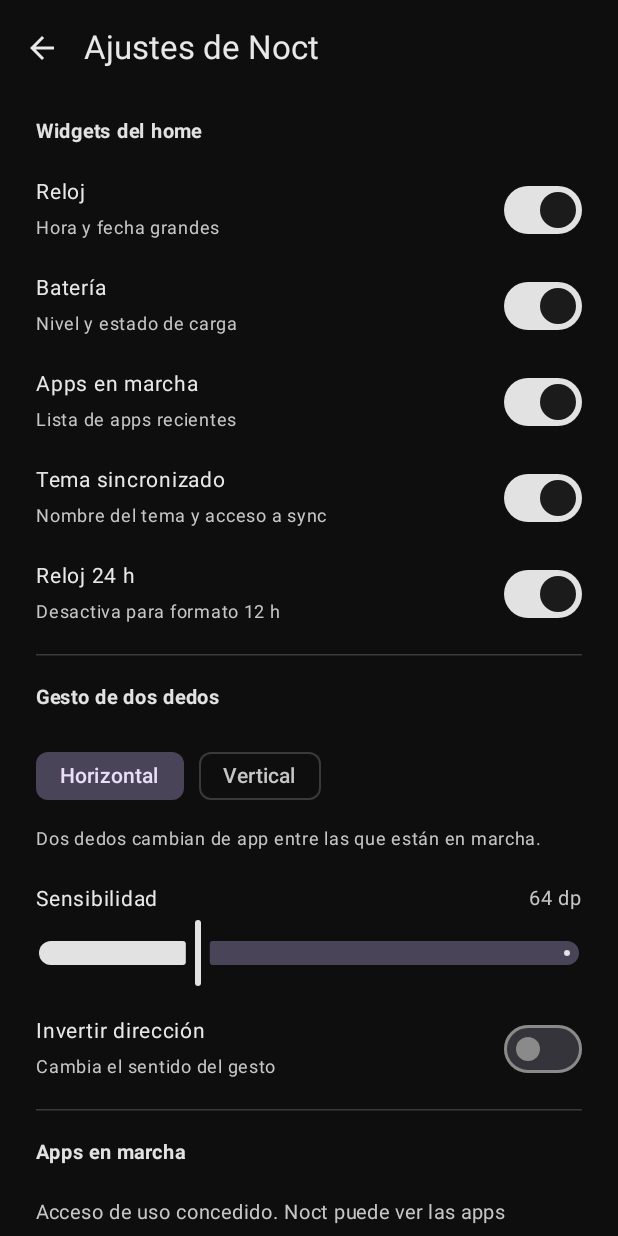
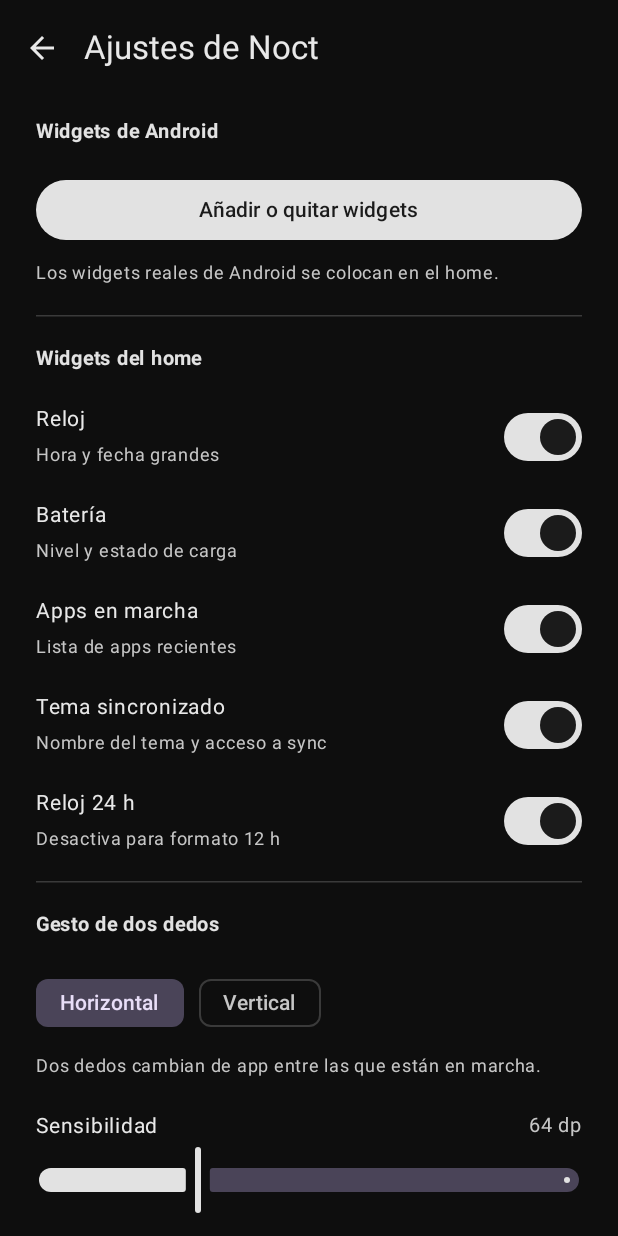
Before and after one commit to christiandavidfs/noct, an Android app built with Jetpack Compose: the MainActivity screen opened directly, with no data from a screen before it, after a tap on an icon or button, on a phone screen of 412 x 824 dp. Run offline under Robolectric (Android 15) with nearby library versions, the phone set to English and light mode, and no system bars; pictures from the network do not load.

Commit message:
android: widgets reales y gesto desde el borde
- AppWidgetHost con selector, configuración, persistencia y borrado
- widgets de Android se renderizan en el home bajo el reloj
- home con scroll y widgets sin iconos
- dos dedos solo desde el borde por defecto, configurable
- ajustes de ancho de borde y toggles de widgets
- recents refrescados al volver del gesto

```diff
--- a/android/app/src/main/java/dev/noct/launcher/LauncherScreen.kt
+++ b/android/app/src/main/java/dev/noct/launcher/LauncherScreen.kt
@@ -1,5 +1,6 @@
 package dev.noct.launcher
 
+import android.appwidget.AppWidgetHost
 import android.content.BroadcastReceiver
 import android.content.Context
 import android.content.Intent
@@ -15,6 +16,7 @@ import androidx.compose.foundation.gestures.awaitFirstDown
 import androidx.compose.foundation.layout.Arrangement
 import androidx.compose.foundation.layout.Box
 import androidx.compose.foundation.layout.Column
+import androidx.compose.foundation.layout.PaddingValues
 import androidx.compose.foundation.layout.Row
 import androidx.compose.foundation.layout.Spacer
 import androidx.compose.foundation.layout.fillMaxSize
@@ -22,10 +24,10 @@ import androidx.compose.foundation.layout.fillMaxWidth
 import androidx.compose.foundation.layout.height
 import androidx.compose.foundation.layout.navigationBarsPadding
 import androidx.compose.foundation.layout.padding
-import androidx.compose.foundation.layout.size
 import androidx.compose.foundation.layout.statusBarsPadding
 import androidx.compose.foundation.layout.width
-import androidx.compose.foundation.layout.widthIn
+import androidx.compose.foundation.lazy.LazyColumn
+import androidx.compose.foundation.lazy.items
 import androidx.compose.foundation.shape.CircleShape
 import androidx.compose.foundation.shape.RoundedCornerShape
 import androidx.compose.material3.MaterialTheme
@@ -43,9 +45,7 @@ import androidx.compose.runtime.setValue
 import androidx.compose.ui.Alignment
 import androidx.compose.ui.Modifier
 import androidx.compose.ui.draw.clip
-import androidx.compose.ui.geometry.Offset
 import androidx.compose.ui.graphics.Brush
-import androidx.compose.ui.graphics.Color
 import androidx.compose.ui.input.pointer.PointerEventPass
 import androidx.compose.ui.input.pointer.pointerInput
 import androidx.compose.ui.input.pointer.positionChange
@@ -55,10 +55,8 @@ import androidx.compose.ui.text.font.FontWeight
 import androidx.compose.ui.unit.dp
 import androidx.compose.ui.unit.sp
 import androidx.core.content.ContextCompat
-import kotlinx.coroutines.Dispatchers
 import kotlinx.coroutines.delay
 import kotlinx.coroutines.launch
-import kotlinx.coroutines.withContext
 import java.time.LocalDateTime
 import java.time.format.DateTimeFormatter
 import java.util.Locale
@@ -72,6 +70,8 @@ fun HomeScreen(
     recents: List<AppEntry>,
     hasUsageAccess: Boolean,
     themeName: String?,
+    widgetHost: AppWidgetHost,
+    hostedWidgets: List<HostedWidget>,
     onOpenDrawer: () -> Unit,
     onOpenSettings: () -> Unit,
     onOpenSync: () -> Unit,
@@ -80,6 +80,7 @@ fun HomeScreen(
     val context = LocalContext.current
     val scope = rememberCoroutineScope()
     val thresholdPx = with(LocalDensity.current) { prefs.thresholdDp.dp.toPx() }
+    val edgePx = with(LocalDensity.current) { prefs.edgeWidthDp.dp.toPx() }
     var recentIndex by rememberSaveable { mutableIntStateOf(0) }
     var pendingName by remember { mutableStateOf<String?>(null) }
     var switching by remember { mutableStateOf(false) }
@@ -120,21 +121,27 @@ fun HomeScreen(
                 axis = prefs.axis,
                 invert = prefs.invert,
                 thresholdPx = thresholdPx,
+                edgeOnly = prefs.edgeOnly,
+                edgePx = edgePx,
                 onSwitchRecent = { switchRecent(it) },
                 onOpenDrawer = onOpenDrawer,
             )
     ) {
-        Column(
-            modifier = Modifier
-                .fillMaxSize()
-                .statusBarsPadding()
-                .navigationBarsPadding()
-                .padding(horizontal = 26.dp, vertical = 18.dp),
-            verticalArrangement = Arrangement.SpaceBetween,
+        LazyColumn(
+            modifier = Modifier.fillMaxSize(),
+            contentPadding = PaddingValues(
+                start = 26.dp,
+                end = 26.dp,
+                top = 18.dp,
+                bottom = 92.dp,
+            ),
+            verticalArrangement = Arrangement.spacedBy(18.dp),
         ) {
+            item {
                 Column(
                     modifier = Modifier
                         .fillMaxWidth()
+                        .statusBarsPadding()
                         .clickable(onClick = onOpenSettings),
                 ) {
                     if (prefs.showClock) {
@@ -145,26 +152,45 @@ fun HomeScreen(
                         BatteryWidget(battery)
                     }
                 }
+            }
 
-            Column(
-                modifier = Modifier.fillMaxWidth(),
-                verticalArrangement = Arrangement.spacedBy(18.dp),
-            ) {
+            if (hostedWidgets.isNotEmpty()) {
+                items(hostedWidgets, key = { it.id }) { widget ->
+                    HostedWidgetView(
+                        host = widgetHost,
+                        widget = widget,
+                        modifier = Modifier
+                            .fillMaxWidth()
+                            .padding(vertical = 2.dp),
+                    )
+                }
+            }
+
             if (prefs.showRecents) {
+                item {
                     RecentsWidget(
                         recents = recents,
                         hasUsageAccess = hasUsageAccess,
+                        edgeOnly = prefs.edgeOnly,
                         onRequestUsageAccess = onRequestUsageAccess,
                         onOpenDrawer = onOpenDrawer,
                     )
                 }
+            }
+
             if (prefs.showSync) {
+                item {
                     SyncWidget(themeName = themeName, onOpenSync = onOpenSync)
+                }
             }
         }
 
         Row(
-                modifier = Modifier.fillMaxWidth(),
+            modifier = Modifier
+                .align(Alignment.BottomCenter)
+                .fillMaxWidth()
+                .navigationBarsPadding()
+                .padding(horizontal = 24.dp, vertical = 14.dp),
             verticalAlignment = Alignment.CenterVertically,
             horizontalArrangement = Arrangement.SpaceBetween,
         ) {
@@ -187,7 +213,6 @@ fun HomeScreen(
                 color = MaterialTheme.colorScheme.onSurfaceVariant.copy(alpha = 0.45f),
                 modifier = Modifier.clickable(onClick = onOpenSettings),
             )
-            }
         }
 
         AnimatedVisibility(
@@ -322,6 +347,7 @@ private fun BatteryWidget(battery: BatteryInfo) {
 private fun RecentsWidget(
     recents: List<AppEntry>,
     hasUsageAccess: Boolean,
+    edgeOnly: Boolean,
     onRequestUsageAccess: () -> Unit,
     onOpenDrawer: () -> Unit,
 ) {
@@ -370,7 +396,7 @@ private fun RecentsWidget(
                 }
             }
             Text(
-                text = "Dos dedos para cambiar",
+                text = if (edgeOnly) "Dos dedos desde el borde" else "Dos dedos para cambiar",
                 fontSize = 10.sp,
                 color = MaterialTheme.colorScheme.onSurfaceVariant.copy(alpha = 0.45f),
             )
@@ -411,11 +437,20 @@ private fun Modifier.homeGestures(
     axis: SwipeAxis,
     invert: Boolean,
     thresholdPx: Float,
+    edgeOnly: Boolean,
+    edgePx: Float,
     onSwitchRecent: (Int) -> Unit,
     onOpenDrawer: () -> Unit,
-): Modifier = pointerInput(axis, invert, thresholdPx) {
+): Modifier = pointerInput(axis, invert, thresholdPx, edgeOnly, edgePx) {
     awaitEachGesture {
-        awaitFirstDown(requireUnconsumed = false)
+        val down = awaitFirstDown(requireUnconsumed = false)
+        val start = down.position
+        val nearEdge = when (axis) {
+            SwipeAxis.HORIZONTAL -> start.x <= edgePx || start.x >= size.width - edgePx
+            SwipeAxis.VERTICAL -> start.y <= edgePx || start.y >= size.height - edgePx
+        }
+        val twoFingerAllowed = !edgeOnly || nearEdge
+
         var maxPointers = 1
         var dx = 0f
         var dy = 0f
@@ -429,20 +464,20 @@ private fun Modifier.homeGestures(
                 dx += change.positionChange().x
                 dy += change.positionChange().y
             }
-            if (maxPointers >= 2) {
+            if (maxPointers >= 2 && twoFingerAllowed) {
                 event.changes.forEach { it.consume() }
             }
             pressed = event.changes.any { it.pressed }
         }
 
-        if (maxPointers >= 2) {
+        if (maxPointers >= 2 && twoFingerAllowed) {
             val delta = if (axis == SwipeAxis.HORIZONTAL) dx else dy
             if (abs(delta) >= thresholdPx) {
                 var direction = if (delta < 0) 1 else -1
                 if (invert) direction = -direction
                 onSwitchRecent(direction)
             }
-        } else if (dy < -thresholdPx && abs(dy) > abs(dx)) {
+        } else if (maxPointers == 1 && dy < -thresholdPx && abs(dy) > abs(dx)) {
             onOpenDrawer()
         }
     }
--- a/android/app/src/main/java/dev/noct/launcher/MainActivity.kt
+++ b/android/app/src/main/java/dev/noct/launcher/MainActivity.kt
@@ -1,5 +1,7 @@
 package dev.noct.launcher
 
+import android.appwidget.AppWidgetHost
+import android.appwidget.AppWidgetManager
 import android.os.Bundle
 import androidx.activity.ComponentActivity
 import androidx.activity.compose.BackHandler
@@ -11,6 +13,7 @@ import androidx.compose.material3.CircularProgressIndicator
 import androidx.compose.material3.MaterialTheme
 import androidx.compose.material3.Surface
 import androidx.compose.runtime.Composable
+import androidx.compose.runtime.DisposableEffect
 import androidx.compose.runtime.LaunchedEffect
 import androidx.compose.runtime.getValue
 import androidx.compose.runtime.mutableStateOf
@@ -55,6 +58,30 @@ private fun NoctLauncherApp() {
     var loading by remember { mutableStateOf(true) }
     var screen by rememberSaveable { mutableStateOf("home") }
 
+    val widgetHost = remember { AppWidgetHost(context, 1024) }
+    DisposableEffect(widgetHost) {
+        widgetHost.startListening()
+        onDispose { widgetHost.stopListening() }
+    }
+    val widgetStore = remember { WidgetStore(context) }
+    var hostedWidgets by remember { mutableStateOf(widgetStore.load()) }
+
+    fun saveWidgets(list: List<HostedWidget>) {
+        hostedWidgets = list
+        widgetStore.save(list)
+    }
+
+    LaunchedEffect(Unit) {
+        val manager = AppWidgetManager.getInstance(context)
+        val valid = hostedWidgets.filter { manager.getAppWidgetInfo(it.id) != null }
+        if (valid.size != hostedWidgets.size) {
+            hostedWidgets.filterNot { it in valid }.forEach {
+                runCatching { widgetHost.deleteAppWidgetId(it.id) }
+            }
+            saveWidgets(valid)
+        }
+    }
+
     fun refreshRecents() {
         hasUsageAccess = UsageAccess.hasPermission(context)
         if (apps.isEmpty()) return
@@ -86,6 +113,8 @@ private fun NoctLauncherApp() {
 
     BackHandler(enabled = screen != "home") {
         screen = when (screen) {
+            "widgetPicker" -> "widgets"
+            "widgets" -> "settings"
             "sync" -> "settings"
             else -> "home"
         }
@@ -112,9 +141,29 @@ private fun NoctLauncherApp() {
                     },
                     onBack = { screen = "home" },
                     onOpenSync = { screen = "sync" },
+                    onOpenWidgets = { screen = "widgets" },
                     onRequestUsageAccess = {
                         UsageAccess.openSettings(context)
                     },
+                )
+
+                "widgets" -> WidgetsScreen(
+                    hosted = hostedWidgets,
+                    onAdd = { screen = "widgetPicker" },
+                    onRemove = { widget ->
+                        runCatching { widgetHost.deleteAppWidgetId(widget.id) }
+                        saveWidgets(hostedWidgets.filterNot { it.id == widget.id })
+                    },
+                    onBack = { screen = "settings" },
+                )
+
+                "widgetPicker" -> WidgetPickerScreen(
+                    host = widgetHost,
+                    onAdded = { widget ->
+                        saveWidgets(hostedWidgets + widget)
+                        screen = "widgets"
+                    },
+                    onBack = { screen = "widgets" },
                 )
 
                 "sync" -> SyncScreen(
@@ -132,6 +181,8 @@ private fun NoctLauncherApp() {
                         recents = recents,
                         hasUsageAccess = hasUsageAccess,
                         themeName = palette?.name,
+                        widgetHost = widgetHost,
+                        hostedWidgets = hostedWidgets,
                         onOpenDrawer = { screen = "drawer" },
                         onOpenSettings = { screen = "settings" },
                         onOpenSync = { screen = "sync" },
--- a/android/app/src/main/java/dev/noct/launcher/Prefs.kt
+++ b/android/app/src/main/java/dev/noct/launcher/Prefs.kt
@@ -8,6 +8,8 @@ data class LauncherPrefs(
     val axis: SwipeAxis = SwipeAxis.HORIZONTAL,
     val invert: Boolean = false,
     val thresholdDp: Int = 64,
+    val edgeOnly: Boolean = true,
+    val edgeWidthDp: Int = 28,
     val showClock: Boolean = true,
     val showBattery: Boolean = true,
     val showRecents: Boolean = true,
@@ -26,6 +28,8 @@ class Prefs(context: Context) {
             .getOrDefault(SwipeAxis.HORIZONTAL),
         invert = sp.getBoolean("invert", false),
         thresholdDp = sp.getInt("thresholdDp", 64),
+        edgeOnly = sp.getBoolean("edgeOnly", true),
+        edgeWidthDp = sp.getInt("edgeWidthDp", 28),
         showClock = sp.getBoolean("showClock", true),
         showBattery = sp.getBoolean("showBattery", true),
         showRecents = sp.getBoolean("showRecents", true),
@@ -41,6 +45,8 @@ class Prefs(context: Context) {
             .putString("axis", prefs.axis.name)
             .putBoolean("invert", prefs.invert)
             .putInt("thresholdDp", prefs.thresholdDp)
+            .putBoolean("edgeOnly", prefs.edgeOnly)
+            .putInt("edgeWidthDp", prefs.edgeWidthDp)
             .putBoolean("showClock", prefs.showClock)
             .putBoolean("showBattery", prefs.showBattery)
             .putBoolean("showRecents", prefs.showRecents)
--- a/android/app/src/main/java/dev/noct/launcher/SettingsScreen.kt
+++ b/android/app/src/main/java/dev/noct/launcher/SettingsScreen.kt
@@ -38,6 +38,7 @@ fun SettingsScreen(
     onChange: (LauncherPrefs) -> Unit,
     onBack: () -> Unit,
     onOpenSync: () -> Unit,
+    onOpenWidgets: () -> Unit,
     onRequestUsageAccess: () -> Unit,
 ) {
     Scaffold(
@@ -68,6 +69,21 @@ fun SettingsScreen(
             contentPadding = PaddingValues(horizontal = 24.dp, vertical = 12.dp),
             verticalArrangement = Arrangement.spacedBy(16.dp),
         ) {
+            item { SectionTitle("Widgets de Android") }
+            item {
+                Button(onClick = onOpenWidgets, modifier = Modifier.fillMaxWidth()) {
+                    Text("Añadir o quitar widgets")
+                }
+                Text(
+                    text = "Los widgets reales de Android se colocan en el home.",
+                    fontSize = 12.sp,
+                    color = MaterialTheme.colorScheme.onSurfaceVariant,
+                    modifier = Modifier.padding(top = 6.dp),
+                )
+            }
+
+            item { HorizontalDivider(color = MaterialTheme.colorScheme.outlineVariant) }
+
             item { SectionTitle("Widgets del home") }
             item {
                 SwitchSetting(
@@ -150,6 +166,26 @@ fun SettingsScreen(
                     checked = prefs.invert,
                     onChange = { onChange(prefs.copy(invert = it)) },
                 )
+            }
+            item {
+                SwitchSetting(
+                    title = "Solo desde el borde",
+                    description = "Evita falsos positivos al hacer scroll",
+                    checked = prefs.edgeOnly,
+                    onChange = { onChange(prefs.copy(edgeOnly = it)) },
+                )
+            }
+            if (prefs.edgeOnly) {
+                item {
+                    SliderSetting(
+                        title = "Ancho del borde",
+                        value = prefs.edgeWidthDp.toFloat(),
+                        valueText = "${prefs.edgeWidthDp} dp",
+                        range = 16f..60f,
+                        steps = 0,
+                        onChange = { onChange(prefs.copy(edgeWidthDp = it.toInt())) },
+                    )
+                }
             }
 
             item { HorizontalDivider(color = MaterialTheme.colorScheme.outlineVariant) }
```
Also changed, not shown: android/app/src/main/java/dev/noct/launcher/WidgetPickerScreen.kt (added, +170 -0 lines), android/app/src/main/java/dev/noct/launcher/Widgets.kt (added, +105 -0 lines), android/app/src/main/java/dev/noct/launcher/WidgetsScreen.kt (added, +110 -0 lines). Lines whose indentation alone changed are shown as unchanged.
